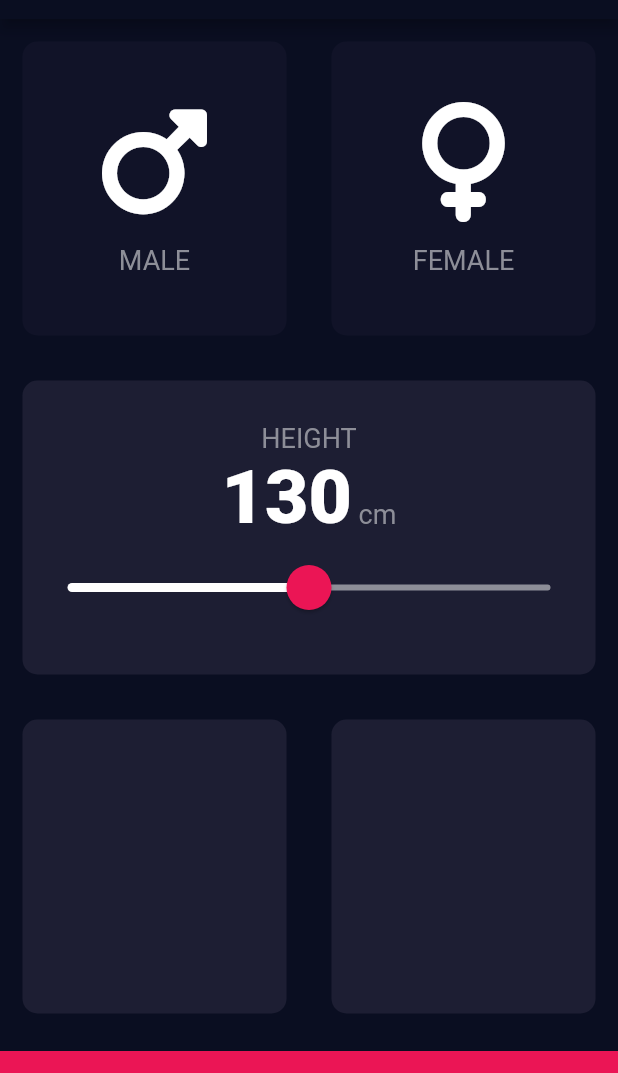
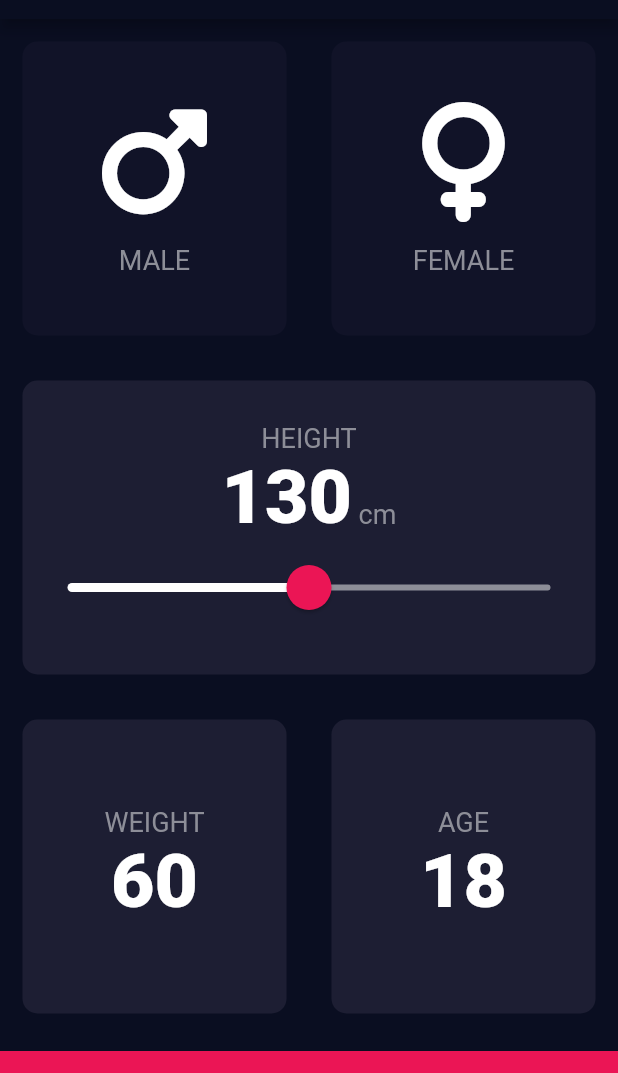
Before and after one commit to manvendrasingh09/Codes, a Flutter app: the screen it shows after launch, on a phone screen of 412 x 824 dp, the part 65-1138 px from its top. Run offline on Flutter 3.47's test engine with Material 2 defaults, Android fonts, the light colour scheme and no system bars; our stand-ins replace audioplayers, font_awesome_flutter, rflutter_alert.

Commit message:
using Android Studio

```diff
--- a/AppDev/bmi_calculator/lib/input_page.dart
+++ b/AppDev/bmi_calculator/lib/input_page.dart
@@ -16,6 +16,8 @@ class InputPage extends StatefulWidget {
 class _InputPageState extends State<InputPage> {
   Gender selectedGender = Gender.none;
   int height = 130;
+  int weight = 60;
+  int age = 18;
   @override
   Widget build(BuildContext context) {
     return Scaffold(
@@ -115,14 +117,44 @@ class _InputPageState extends State<InputPage> {
               ),
             ),
           ),
-          const Expanded(
+          Expanded(
             child: Row(
               children: [
                 Expanded(
-                  child: ReusableCard(colour: kActiveCardColour),
+                  child: ReusableCard(
+                    colour: kActiveCardColour,
+                    cardChild: Column(
+                      mainAxisAlignment: MainAxisAlignment.center,
+                      children: [
+                        const Text(
+                          'WEIGHT',
+                          style: kLabelStyle,
+                        ),
+                        Text(
+                          weight.toString(),
+                          style: kFontStyle,
+                        )
+                      ],
+                    ),
+                  ),
                 ),
                 Expanded(
-                  child: ReusableCard(colour: kActiveCardColour),
+                  child: ReusableCard(
+                    colour: kActiveCardColour,
+                    cardChild: Column(
+                      mainAxisAlignment: MainAxisAlignment.center,
+                      children: [
+                        const Text(
+                          'AGE',
+                          style: kLabelStyle,
+                        ),
+                        Text(
+                          age.toString(),
+                          style: kFontStyle,
+                        )
+                      ],
+                    ),
+                  ),
                 ),
               ],
             ),
```
